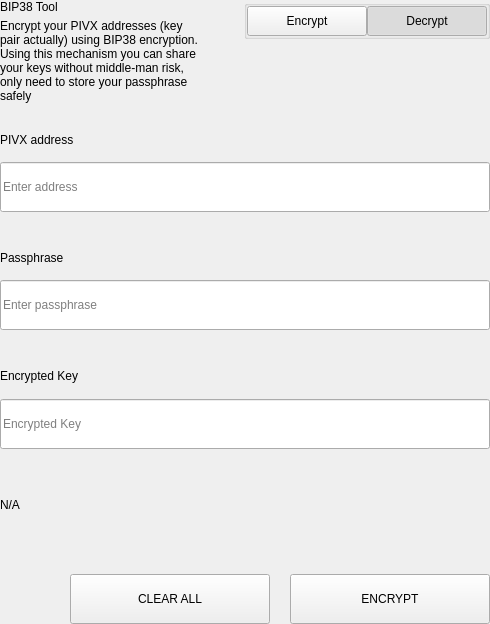
Qt form src/qt/cari/settings/forms/settingsbittoolwidget.ui (VsyncCrypto/VSX) before a commit.
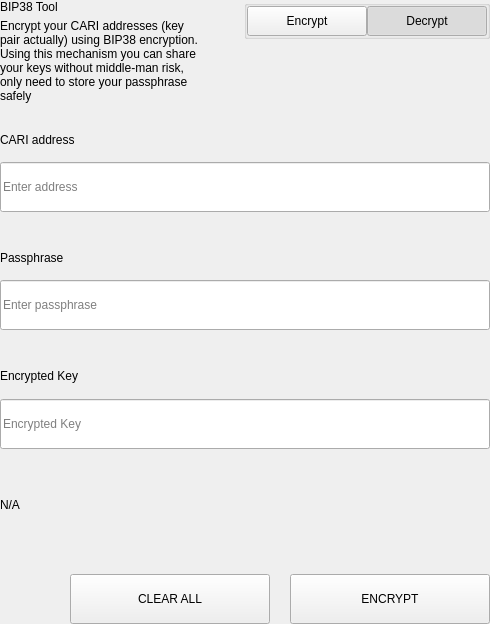
The same form after that commit.

The edit to the form file:
```diff
--- a/src/qt/cari/settings/forms/settingsbittoolwidget.ui
+++ b/src/qt/cari/settings/forms/settingsbittoolwidget.ui
@@ -69,7 +69,7 @@
             <item>
              <widget class="QLabel" name="labelSubtitle1">
               <property name="text">
-               <string>Encrypt your PIVX addresses (key pair actually) using BIP38 encryption.
+               <string>Encrypt your CARI addresses (key pair actually) using BIP38 encryption.
 Using this mechanism you can share your keys without middle-man risk, only need to store your passphrase safely</string>
               </property>
               <property name="wordWrap">
@@ -657,7 +657,7 @@
                   </size>
                  </property>
                  <property name="text">
-                  <string>PIVX address</string>
+                  <string>CARI address</string>
                  </property>
                 </widget>
                </item>
```
